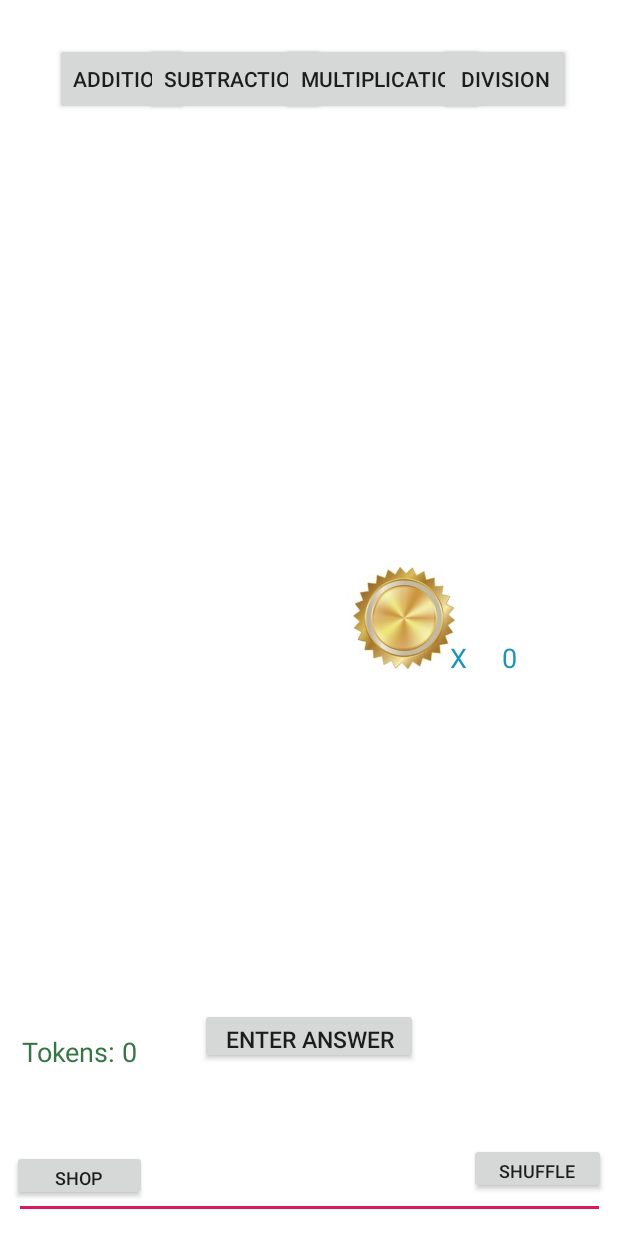
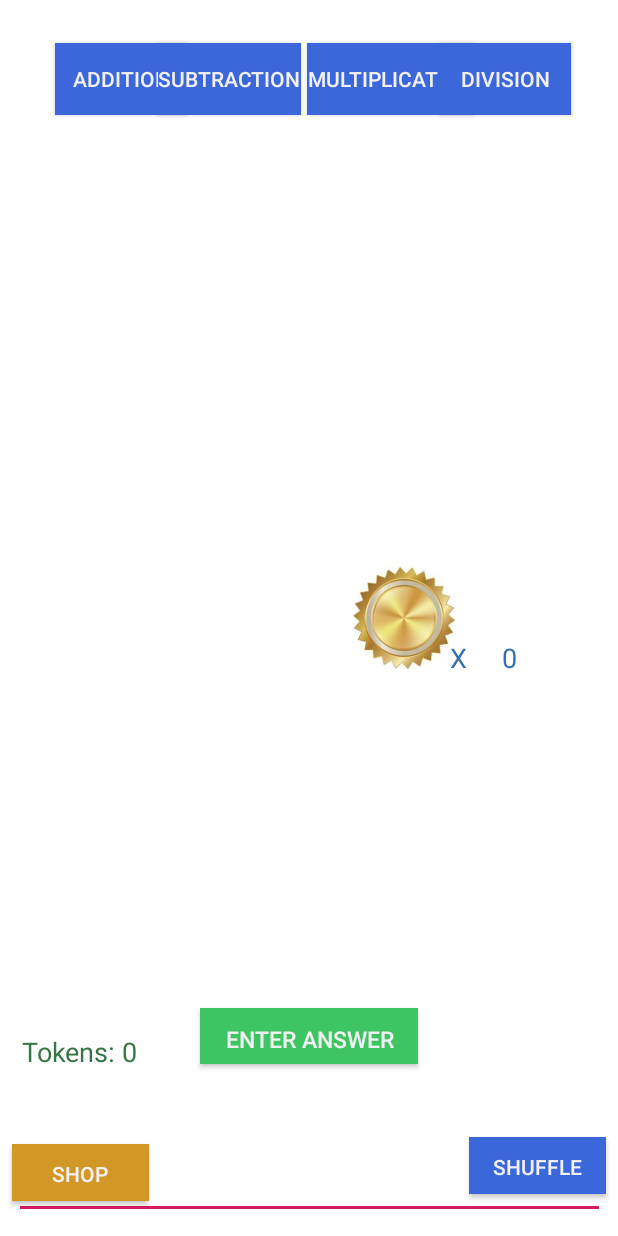
Before and after one commit to Mutra1/MathGame, an Android app: the screen it shows after launch (MainActivity), on a phone screen of 412 x 824 dp. Run offline under Robolectric (Android 15) with nearby library versions, the phone set to English and light mode, and no system bars.

Commit message:
IT WORKS! IT'S ALIVE!

```diff
--- a/app/src/main/java/com/example/murat/mathgame/MainActivity.java
+++ b/app/src/main/java/com/example/murat/mathgame/MainActivity.java
@@ -40,12 +40,26 @@ public class MainActivity extends AppCompatActivity {
     private void showGame() {
         setContentView(R.layout.activity_main);
         addition = (Button)findViewById(R.id.addition);
+        addition.setBackgroundColor(0xFF3B67DB);
+        addition.setTextColor(0xFFF1F1F1);
         subtraction = (Button)findViewById(R.id.subtraction);
+        subtraction.setBackgroundColor(0xFF3B67DB);
+        subtraction.setTextColor(0xFFF1F1F1);
         multiplication = (Button)findViewById(R.id.multiplication);
+        multiplication.setBackgroundColor(0xFF3B67DB);
+        multiplication.setTextColor(0xFFF1F1F1);
         division = (Button)findViewById(R.id.division);
+        division.setBackgroundColor(0xFF3B67DB);
+        division.setTextColor(0xFFF1F1F1);
         shuffle = (Button)findViewById(R.id.shuffle);
+        shuffle.setBackgroundColor(0xFF3B67DB);
+        shuffle.setTextColor(0xFFF1F1F1);
         enterAnswer = (Button)findViewById(R.id.enterAnswer);
+        enterAnswer.setBackgroundColor(0xFF3EC563);
+        enterAnswer.setTextColor(0xFFF1F1F1);
         shopButton = (Button)findViewById(R.id.shopButton);
+        shopButton.setBackgroundColor(0xFFD19828);
+        shopButton.setTextColor(0xFFF1F1F1);
         editText = (EditText)findViewById(R.id.editText);
         question1 = (TextView)findViewById(R.id.question1);
         question2 = (TextView)findViewById(R.id.question2);
@@ -114,7 +128,7 @@ public class MainActivity extends AppCompatActivity {
         question1.setOnClickListener(new View.OnClickListener() {
             @Override
             public void onClick(View v) {
-                question1.setTextColor(0xFF2FBD45);
+                question1.setTextColor(0xFF3EC563);
                 question2.setTextColor(0xFFCE8327);
                 question3.setTextColor(0xFFCE8327);
                 question4.setTextColor(0xFFCE8327);
@@ -126,7 +140,7 @@ public class MainActivity extends AppCompatActivity {
             @Override
             public void onClick(View v) {
                 question1.setTextColor(0xFFCE8327);
-                question2.setTextColor(0xFF2FBD45);
+                question2.setTextColor(0xFF3EC563);
                 question3.setTextColor(0xFFCE8327);
                 question4.setTextColor(0xFFCE8327);
                 game.setChosen(1);
@@ -138,7 +152,7 @@ public class MainActivity extends AppCompatActivity {
             public void onClick(View v) {
                 question1.setTextColor(0xFFCE8327);
                 question2.setTextColor(0xFFCE8327);
-                question3.setTextColor(0xFF2FBD45);
+                question3.setTextColor(0xFF3EC563);
                 question4.setTextColor(0xFFCE8327);
                 game.setChosen(2);
             }
@@ -150,7 +164,7 @@ public class MainActivity extends AppCompatActivity {
                 question1.setTextColor(0xFFCE8327);
                 question2.setTextColor(0xFFCE8327);
                 question3.setTextColor(0xFFCE8327);
-                question4.setTextColor(0xFF2FBD45);
+                question4.setTextColor(0xFF3EC563);
                 game.setChosen(3);
             }
         });
@@ -167,7 +181,11 @@ public class MainActivity extends AppCompatActivity {
     private void showShop() {
         setContentView(R.layout.shop);
         purchaseButton = (Button)findViewById(R.id.purchaseButton);
+        purchaseButton.setBackgroundColor(0xFF3EC563);
+        purchaseButton.setTextColor(0xFFF1F1F1);
         returnButton = (Button)findViewById(R.id.returnButton);
+        returnButton.setBackgroundColor(0xFFD19828);
+        returnButton.setTextColor(0xFFF1F1F1);
         infoLabel = (TextView)findViewById(R.id.infoLabel);
         shopTokens = (TextView)findViewById(R.id.shopTokens);
 
@@ -204,6 +222,7 @@ public class MainActivity extends AppCompatActivity {
                 tokenView.setText(text);
                 game.createNewEquationList(game.getProblemType());
                 showProblems();
+                saveTokens();
             }
             else {
                 game.getChosenEquation().decreaseValue();
@@ -242,7 +261,7 @@ public class MainActivity extends AppCompatActivity {
             loadTokens(data);
         }
         catch(Exception e) {
-            System.out.println("whoops");
+            System.out.println("\nwhoops it failed");
             e.printStackTrace();
         }
     }
@@ -263,9 +282,10 @@ public class MainActivity extends AppCompatActivity {
             outputStream.write(("b").getBytes());
             outputStream.write(game.getBadges());
             outputStream.close();
+            System.out.println("\n\n\nSuccess!");
         }
         catch(Exception e) {
-            System.out.println("save failed");
+            System.out.println("\nsave failed");
         }
     }
 }
--- a/app/src/main/res/layout/activity_main.xml
+++ b/app/src/main/res/layout/activity_main.xml
@@ -17,11 +17,12 @@
         android:layout_marginEnd="8dp"
         android:layout_marginBottom="8dp"
         android:textAlignment="center"
+        android:textSize="16sp"
         app:layout_constraintBottom_toBottomOf="parent"
         app:layout_constraintEnd_toEndOf="parent"
         app:layout_constraintStart_toStartOf="parent"
         app:layout_constraintTop_toTopOf="parent"
-        app:layout_constraintVertical_bias="0.651" />
+        app:layout_constraintVertical_bias="0.654" />
 
     <TextView
         android:id="@+id/question1"
@@ -32,6 +33,7 @@
         android:layout_marginEnd="8dp"
         android:layout_marginBottom="8dp"
         android:textAlignment="center"
+        android:textSize="16sp"
         app:layout_constraintBottom_toBottomOf="parent"
         app:layout_constraintEnd_toEndOf="parent"
         app:layout_constraintStart_toStartOf="parent"
@@ -47,6 +49,7 @@
         android:layout_marginEnd="8dp"
         android:layout_marginBottom="8dp"
         android:textAlignment="center"
+        android:textSize="16sp"
         app:layout_constraintBottom_toBottomOf="parent"
         app:layout_constraintEnd_toEndOf="parent"
         app:layout_constraintStart_toStartOf="parent"
@@ -119,29 +122,29 @@
 
     <TextView
         android:id="@+id/question3"
-        android:layout_width="126dp"
-        android:layout_height="32dp"
+        android:layout_width="128dp"
+        android:layout_height="33dp"
         android:layout_marginStart="8dp"
         android:layout_marginTop="8dp"
         android:layout_marginEnd="8dp"
         android:layout_marginBottom="8dp"
         android:textAlignment="center"
+        android:textSize="16sp"
         app:layout_constraintBottom_toBottomOf="parent"
         app:layout_constraintEnd_toEndOf="parent"
         app:layout_constraintStart_toStartOf="parent"
         app:layout_constraintTop_toTopOf="parent"
-        app:layout_constraintVertical_bias="0.546" />
+        app:layout_constraintVertical_bias="0.548" />
 
     <Button
         android:id="@+id/shuffle"
         android:layout_width="91dp"
-        android:layout_height="34dp"
+        android:layout_height="38dp"
         android:layout_marginStart="8dp"
         android:layout_marginTop="8dp"
         android:layout_marginEnd="8dp"
         android:layout_marginBottom="8dp"
         android:text="Shuffle"
-        android:textSize="12sp"
         app:layout_constraintBottom_toBottomOf="parent"
         app:layout_constraintEnd_toEndOf="parent"
         app:layout_constraintHorizontal_bias="1.0"
@@ -168,14 +171,13 @@
 
     <Button
         android:id="@+id/shopButton"
-        android:layout_width="90dp"
-        android:layout_height="34dp"
+        android:layout_width="91dp"
+        android:layout_height="38dp"
         android:layout_marginStart="8dp"
         android:layout_marginTop="8dp"
         android:layout_marginEnd="8dp"
         android:layout_marginBottom="8dp"
         android:text="Shop"
-        android:textSize="12sp"
         app:layout_constraintBottom_toBottomOf="parent"
         app:layout_constraintEnd_toEndOf="parent"
         app:layout_constraintHorizontal_bias="0.0"
--- a/app/src/main/res/values/colors.xml
+++ b/app/src/main/res/values/colors.xml
@@ -1,6 +1,6 @@
 <?xml version="1.0" encoding="utf-8"?>
 <resources>
-    <color name="colorPrimary">#1d94b8</color>
+    <color name="colorPrimary">#3371b0</color>
     <color name="colorPrimaryDark">#367644</color>
     <color name="colorAccent">#D81B60</color>
     <color name="gold">#feffdf2b</color>
```
Also changed, not shown: app/src/main/java/com/example/murat/mathgame/Game.java (+47 -28 lines).
